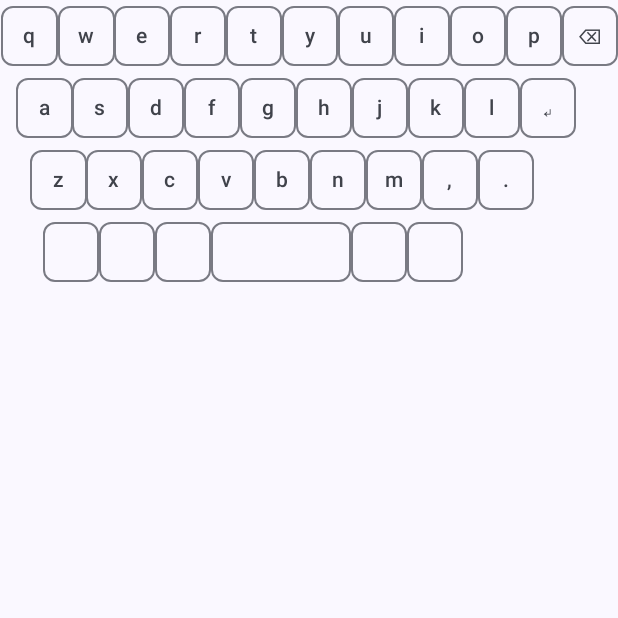
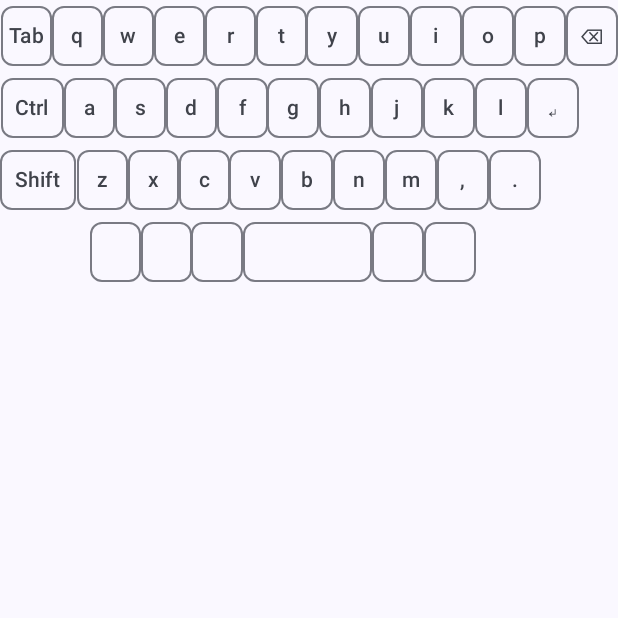
Before and after one commit to hiroyuki-komatsu/misc, an Android app built with Jetpack Compose: the screen it shows after launch (MainActivity), on a phone screen of 412 x 824 dp, the top half of it. Run offline under Robolectric (Android 15) with nearby library versions, the phone set to English and light mode, and no system bars; libraries missing offline, so code that uses them is left out: com.hoho.android.

Commit message:
Support shifted layout

```diff
--- a/apps/hidemu/app/src/main/java/org/taiyaki/hidemu/MainActivity.kt
+++ b/apps/hidemu/app/src/main/java/org/taiyaki/hidemu/MainActivity.kt
@@ -99,6 +99,10 @@ const val KEY_F9 = 0x42         // Keyboard F9
 const val KEY_F10 = 0x43        // Keyboard F10
 const val KEY_F11 = 0x44        // Keyboard F11
 const val KEY_F12 = 0x45        // Keyboard F12
+const val KEY_LEFTCTRL  = 0xE0  // Keyboard LeftControl
+const val KEY_LEFTSHIFT = 0xE1  // Keyboard LeftShift
+const val KEY_RIGHTCTRL = 0xE4  // Keyboard RightControl
+const val KEY_RIGHTSHIFT = 0xE5 // Keyboard LeftShift
 
 val KEYCODE_MAP: Map<String, Pair<Int, Int>> = mapOf(
     "a" to Pair(0x00, KEY_A),
@@ -213,6 +217,10 @@ val KEYCODE_MAP: Map<String, Pair<Int, Int>> = mapOf(
     "F10" to Pair(0x00, KEY_F10),
     "F11" to Pair(0x00, KEY_F11),
     "F12" to Pair(0x00, KEY_F12),
+    "LEFTCTRL" to Pair(0x00, KEY_LEFTCTRL),
+    "LEFTSHIFT" to Pair(0x00, KEY_LEFTSHIFT),
+    "RIGHTCTRL" to Pair(0x00, KEY_RIGHTCTRL),
+    "RIGHTSHIFT" to Pair(0x00, KEY_RIGHTSHIFT),
 )
 
 val CODEMAP: Map<Int, String> = mapOf(
@@ -428,7 +436,10 @@ class MainActivity : ComponentActivity() {
     }
 }
 
-val LAYOUT_MAP = mapOf(
+typealias LayoutMap = Map<String, List<String>>
+
+val LAYOUT_MAP: LayoutMap = mapOf(
+    "POS_TAB" to listOf("Tab", "TAB"),
     "POS_Q" to listOf("q", "q"),
     "POS_W" to listOf("w", "w"),
     "POS_E" to listOf("e", "e"),
@@ -440,6 +451,7 @@ val LAYOUT_MAP = mapOf(
     "POS_O" to listOf("o", "o"),
     "POS_P" to listOf("p", "p"),
     "POS_BACKSPACE" to listOf("⌫", "BACKSPACE"),
+    "POS_LEFTCTRL" to listOf("Ctrl", "LEFTCTRL"),
     "POS_A" to listOf("a", "a"),
     "POS_S" to listOf("s", "s"),
     "POS_D" to listOf("d", "d"),
@@ -450,6 +462,7 @@ val LAYOUT_MAP = mapOf(
     "POS_K" to listOf("k", "k"),
     "POS_L" to listOf("l", "l"),
     "POS_ENTER" to listOf("↵", "ENTER"),
+    "POS_LEFTSHIFT" to listOf("Shift", "LEFTSHIFT"),
     "POS_Z" to listOf("z", "z"),
     "POS_X" to listOf("x", "x"),
     "POS_C" to listOf("c", "c"),
@@ -461,9 +474,47 @@ val LAYOUT_MAP = mapOf(
     "POS_DOT" to listOf(".", "."),
 )
 
+val LAYOUT_SHIFTED_MAP: LayoutMap = mapOf(
+    "POS_TAB" to listOf("Tab", "TAB"),
+    "POS_Q" to listOf("Q", "Q"),
+    "POS_W" to listOf("W", "W"),
+    "POS_E" to listOf("E", "E"),
+    "POS_R" to listOf("R", "R"),
+    "POS_T" to listOf("T", "T"),
+    "POS_Y" to listOf("Y", "Y"),
+    "POS_U" to listOf("U", "U"),
+    "POS_I" to listOf("I", "I"),
+    "POS_O" to listOf("O", "O"),
+    "POS_P" to listOf("P", "P"),
+    "POS_BACKSPACE" to listOf("⌫", "BACKSPACE"),
+    "POS_LEFTCTRL" to listOf("Ctrl", "LEFTCTRL"),
+    "POS_A" to listOf("A", "A"),
+    "POS_S" to listOf("S", "S"),
+    "POS_D" to listOf("D", "D"),
+    "POS_F" to listOf("F", "F"),
+    "POS_G" to listOf("G", "G"),
+    "POS_H" to listOf("H", "H"),
+    "POS_J" to listOf("J", "J"),
+    "POS_K" to listOf("K", "K"),
+    "POS_L" to listOf("L", "L"),
+    "POS_ENTER" to listOf("↵", "ENTER"),
+    "POS_LEFTSHIFT" to listOf("Shift", "LEFTSHIFT"),
+    "POS_Z" to listOf("Z", "Z"),
+    "POS_X" to listOf("X", "X"),
+    "POS_C" to listOf("C", "C"),
+    "POS_V" to listOf("V", "V"),
+    "POS_B" to listOf("B", "B"),
+    "POS_N" to listOf("N", "N"),
+    "POS_M" to listOf("M", "M"),
+    "POS_COMMA" to listOf(",", ","),
+    "POS_DOT" to listOf(".", "."),
+)
+
 typealias LayoutData = List<List<Pair<String, Float>>>
+
 val LAYOUT_DATA: LayoutData = listOf(
     listOf(
+        Pair("POS_TAB", 1f),
         Pair("POS_Q", 1f),
         Pair("POS_W", 1f),
         Pair("POS_E", 1f),
@@ -475,9 +526,8 @@ val LAYOUT_DATA: LayoutData = listOf(
         Pair("POS_O", 1f),
         Pair("POS_P", 1f),
         Pair("POS_BACKSPACE", 1f),
-    ),
-    listOf(
-        Pair("", 0.25f),
+    ), listOf(
+        Pair("POS_LEFTCTRL", 1.25f),
         Pair("POS_A", 1f),
         Pair("POS_S", 1f),
         Pair("POS_D", 1f),
@@ -488,9 +538,8 @@ val LAYOUT_DATA: LayoutData = listOf(
         Pair("POS_K", 1f),
         Pair("POS_L", 1f),
         Pair("POS_ENTER", 1f),
-    ),
-    listOf(
-        Pair("", 0.5f),
+    ), listOf(
+        Pair("POS_LEFTSHIFT", 1.5f),
         Pair("POS_Z", 1f),
         Pair("POS_X", 1f),
         Pair("POS_C", 1f),
@@ -500,9 +549,8 @@ val LAYOUT_DATA: LayoutData = listOf(
         Pair("POS_M", 1f),
         Pair("POS_COMMA", 1f),
         Pair("POS_DOT", 1f),
-    ),
-    listOf(
-        Pair("", 0.75f),
+    ), listOf(
+        Pair("", 1.75f),
         Pair("POS_", 1f),
         Pair("POS_", 1f),
         Pair("POS_", 1f),
@@ -513,10 +561,8 @@ val LAYOUT_DATA: LayoutData = listOf(
 )
 
 @Composable
-fun Key(pos: String, onClick: (String) -> Unit, modifier: Modifier = Modifier) {
-    val (label, value) = LAYOUT_MAP[pos] ?: listOf("", "")
-    OutlinedButton(
-        modifier = modifier,
+fun Key(onClick: (String) -> Unit, label: String, value: String, modifier: Modifier = Modifier) {
+    OutlinedButton(modifier = modifier,
         contentPadding = PaddingValues(horizontal = 4.dp, vertical = 4.dp),
         shape = MaterialTheme.shapes.small,
         onClick = {
@@ -524,8 +570,7 @@ fun Key(pos: String, onClick: (String) -> Unit, modifier: Modifier = Modifier) {
             onClick(value)
         }) {
         Text(
-            label,
-            overflow = TextOverflow.Ellipsis
+            label, overflow = TextOverflow.Ellipsis
         )
     }
 }
@@ -544,7 +589,7 @@ fun getMaxWidth(layoutData: LayoutData): Float {
 }
 
 @Composable
-fun Layer(onClick: (String) -> Unit, layoutData: LayoutData) {
+fun Layer(onClick: (String) -> Unit, layoutData: LayoutData, layoutMap: LayoutMap) {
     val maxWidth: Float = getMaxWidth(layoutData)
     Column {
         for (row in layoutData) {
@@ -555,9 +600,15 @@ fun Layer(onClick: (String) -> Unit, layoutData: LayoutData) {
                     width += weight
                     if (pos == "") {
                         Spacer(modifier = Modifier.weight(weight))
-                    } else {
-                        Key(pos, onClick, Modifier.weight(weight))
+                        continue
                     }
+                    val (label, value) = layoutMap[pos] ?: listOf("", "")
+                    Key(
+                        onClick = onClick,
+                        label = label,
+                        value = value,
+                        modifier = Modifier.weight(weight)
+                    )
                 }
                 if (width < maxWidth) {
                     Spacer(modifier = Modifier.weight(maxWidth - width))
@@ -569,13 +620,23 @@ fun Layer(onClick: (String) -> Unit, layoutData: LayoutData) {
 
 @Composable
 fun Keyboard(onKeyInput: (String) -> String) {
+    val (layout, setLayout) = remember { mutableStateOf("default") }
     val (message, setMessage) = remember { mutableStateOf("") }
     val onClick: (String) -> Unit = { value: String ->
-        val log = onKeyInput(value)
+        var log = ""
+        if (value == "LEFTSHIFT" || value == "RIGHTSHIFT") {
+            log = "Shifted"
+            setLayout("shifted")
+        } else {
+            log = onKeyInput(value)
+            setLayout("default")
+        }
         setMessage(log)
     }
     Column {
-        Layer(onClick, LAYOUT_DATA)
+        val layoutMap: LayoutMap = if (layout == "shifted") LAYOUT_SHIFTED_MAP else LAYOUT_MAP
+        Layer(onClick, LAYOUT_DATA, layoutMap)
+        // Layer(onClick, LAYOUT_DATA, LAYOUT2_MAP)
         Text(
             text = message
         )
```
